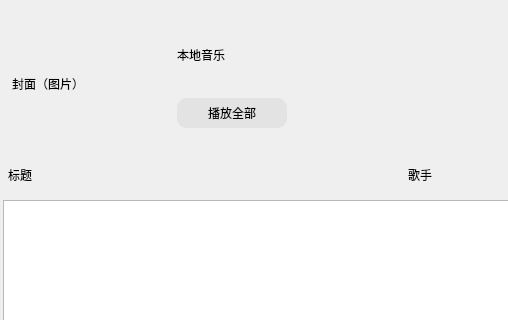
The window that client/commonpage.ui (amikellt911/music_app) describes before a commit, drawn with Qt 5; both pictures show x 0 to 508 and y 0 to 320 of the 808 by 500 pixel window.
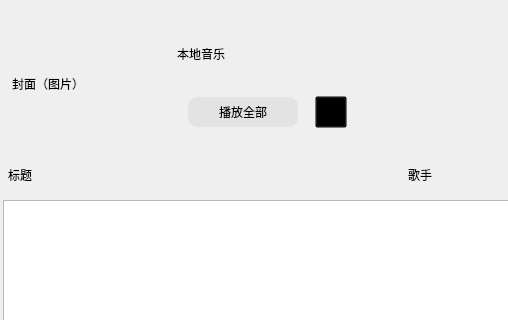
The same window after the commit.

Patch:
```diff
--- a/client/commonpage.ui
+++ b/client/commonpage.ui
@@ -6,7 +6,7 @@
    <rect>
     <x>0</x>
     <y>0</y>
-    <width>800</width>
+    <width>808</width>
     <height>500</height>
    </rect>
   </property>
@@ -98,6 +98,8 @@
           </widget>
          </item>
          <item>
+          <layout class="QHBoxLayout" name="horizontalLayout_3">
+           <item>
           <widget class="QPushButton" name="playAll">
            <property name="minimumSize">
             <size>
@@ -127,6 +129,30 @@
             <string>播放全部</string>
            </property>
           </widget>
+           </item>
+           <item>
+            <widget class="QPushButton" name="addLocalBtn">
+             <property name="minimumSize">
+              <size>
+               <width>32</width>
+               <height>32</height>
+              </size>
+             </property>
+             <property name="maximumSize">
+              <size>
+               <width>32</width>
+               <height>32</height>
+              </size>
+             </property>
+             <property name="styleSheet">
+              <string notr="true">background-color:transparent;</string>
+             </property>
+             <property name="text">
+              <string/>
+             </property>
+            </widget>
+           </item>
+          </layout>
          </item>
         </layout>
        </widget>
```
Lines whose indentation alone changed are shown as unchanged.
